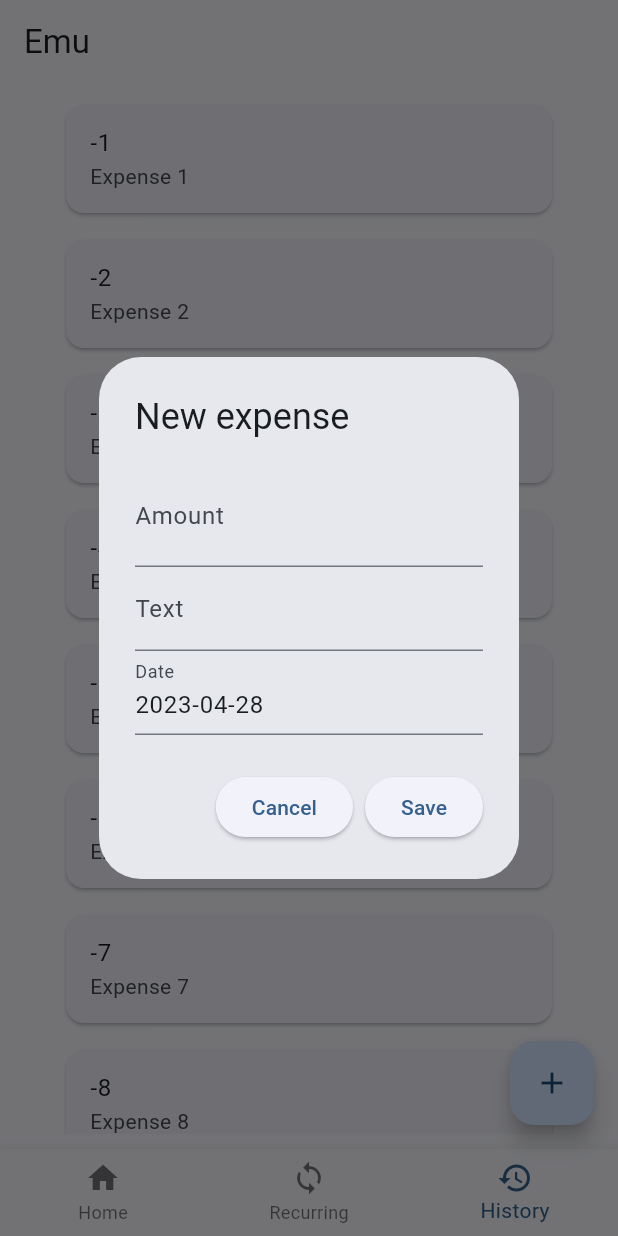
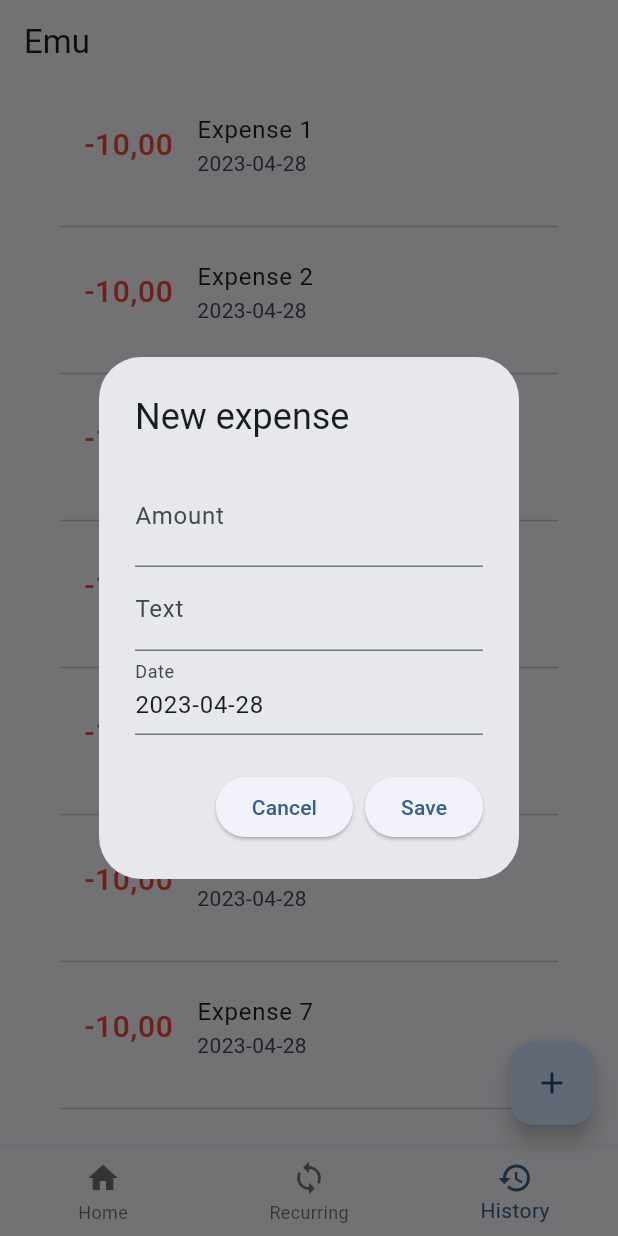
Before and after one commit to emhofer/Emu, a Flutter app: the screen it shows after launch, item 3 of the bottom bar chosen, after a tap on the "add" icon, on a phone screen of 412 x 824 dp. Run offline on Flutter 3.47's test engine with Material 2 defaults, Android fonts, the phone set to English and light mode, and no system bars; our stand-ins replace firebase_core; accounts and stored records are empty.

Commit message:
started recurring expense form

```diff
--- a/lib/main.dart
+++ b/lib/main.dart
@@ -62,13 +62,17 @@ class _MyHomePageState extends State<MyHomePage> {
             showDialog(
               context: context,
               builder: (BuildContext context) {
-                return MyFormDialog();
+                if (_currentIndex != 1) {
+                  return SingleExpenseForm();
+                } else {
+                  return RecurringExpenseForm();
+                }
               },
             );
           },
           child: const Icon(Icons.add)),
       body: Padding(
-          padding: const EdgeInsets.fromLTRB(40, 10, 40, 10),
+          padding: const EdgeInsets.fromLTRB(40, 5, 40, 5),
           child: _pages.elementAt(_currentIndex)),
       bottomNavigationBar: BottomNavigationBar(
         currentIndex: _currentIndex,
@@ -107,6 +111,7 @@ class OverviewPage extends StatelessWidget {
           "Your expenses",
           textAlign: TextAlign.center,
         ),
+        const SizedBox(height: 20),
         Card(
           child: InkWell(
             onTap: () {
@@ -114,17 +119,19 @@ class OverviewPage extends StatelessWidget {
             },
             child: ListTile(
               title: Text(
-                "-100",
+                "-5 632,78",
                 style: TextStyle(
                   fontSize: 20, // Change the font size to 20
                   color: Colors.red, // Change the font color to red
                 ),
               ),
-              subtitle: Text("This year"),
+              subtitle: Text(
+                "This year",
+              ),
             ),
           ),
         ),
-        const SizedBox(height: 10),
+        const SizedBox(height: 20),
         Card(
           child: InkWell(
             onTap: () {
@@ -132,7 +139,7 @@ class OverviewPage extends StatelessWidget {
             },
             child: ListTile(
               title: Text(
-                "-15",
+                "-964,13",
                 style: TextStyle(
                   fontSize: 20, // Change the font size to 20
                   color: Colors.red, // Change the font color to red
@@ -147,12 +154,12 @@ class OverviewPage extends StatelessWidget {
   }
 }
 
-class MyFormDialog extends StatefulWidget {
+class SingleExpenseForm extends StatefulWidget {
   @override
-  _MyFormDialogState createState() => _MyFormDialogState();
+  _SingleExpenseFormState createState() => _SingleExpenseFormState();
 }
 
-class _MyFormDialogState extends State<MyFormDialog> {
+class _SingleExpenseFormState extends State<SingleExpenseForm> {
   final _formKey = GlobalKey<FormState>();
   int? _amount = 0;
   String _text = "";
@@ -184,6 +191,7 @@ class _MyFormDialogState extends State<MyFormDialog> {
   @override
   Widget build(BuildContext context) {
     return AlertDialog(
+      scrollable: true,
       title: const Text('New expense'),
       content: Form(
         key: _formKey,
@@ -214,7 +222,7 @@ class _MyFormDialogState extends State<MyFormDialog> {
             TextFormField(
               validator: (value) {
                 if (value!.isEmpty) {
-                  return 'Please enter a name';
+                  return 'Please enter a text';
                 }
                 return null;
               },
@@ -258,12 +266,50 @@ class _MyFormDialogState extends State<MyFormDialog> {
   }
 }
 
+class RecurringExpenseForm extends StatefulWidget {
+  const RecurringExpenseForm({super.key});
+
+  @override
+  State<RecurringExpenseForm> createState() => _RecurringExpenseFormState();
+}
+
+class _RecurringExpenseFormState extends State<RecurringExpenseForm> {
+  final _formKey = GlobalKey<FormState>();
+  @override
+  Widget build(BuildContext context) {
+    return AlertDialog(
+      scrollable: true,
+      title: const Text('New recurring expense'),
+      content: Text("Hello, world!"),
+      actions: [
+        ElevatedButton(
+          onPressed: () {
+            // Close the dialog
+            Navigator.of(context).pop();
+          },
+          child: const Text('Cancel'),
+        ),
+        ElevatedButton(
+          onPressed: () {
+            if (_formKey.currentState!.validate()) {
+              // Save the form data and close the dialog
+              Navigator.of(context).pop();
+            }
+          },
+          child: const Text('Save'),
+        ),
+      ],
+    );
+    ;
+  }
+}
+
 class RecurringPage extends StatelessWidget {
   const RecurringPage({super.key});
 
   @override
   Widget build(BuildContext context) {
-    return const Placeholder();
+    return Placeholder();
   }
 }
 
@@ -284,20 +330,20 @@ class _HistoryPageState extends State<HistoryPage> {
         for (int i = 0; i < _expenses.length; i++)
           Column(
             children: [
-              Card(
-                child: InkWell(
-                  onTap: () {
-                    debugPrint('Card tapped.');
-                  },
-                  child: ListTile(
-                    title: Text('-${_expenses[i]}'),
-                    subtitle: Text('Expense ${_expenses[i]}'),
-                  ),
+              ListTile(
+                leading: Text(
+                  "-10,00",
+                  style: TextStyle(
+                      fontSize: 20, // Change the font size to 20
+                      color: Colors.red),
                 ),
+                title: Text('Expense ${_expenses[i]}'),
+                subtitle: Text('2023-04-28'),
               ),
               SizedBox(
                 height: 10,
-              )
+              ),
+              Divider()
             ],
           )
       ],
```
